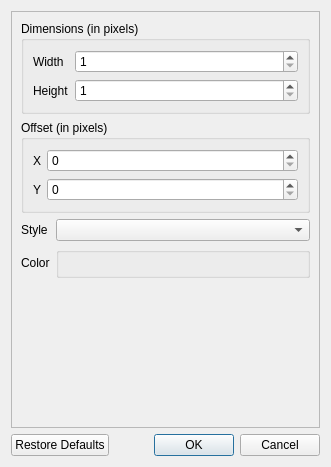
Old version of the form forms/gridsettingsdialog.ui in the repository huderlem/porymap.
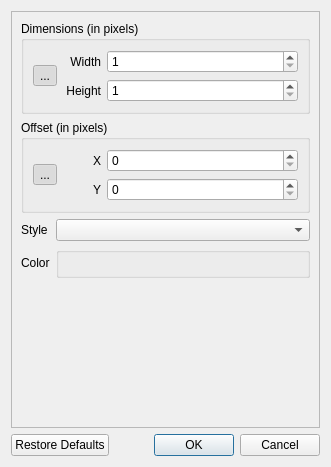
New version of the form. Icons and pictures are not drawn. Custom widgets are drawn as their Qt base class.

Commit message: Add linking buttons to grid settings

The edit to the form file:
```diff
--- a/forms/gridsettingsdialog.ui
+++ b/forms/gridsettingsdialog.ui
@@ -86,35 +86,65 @@
          <property name="title">
           <string>Dimensions (in pixels)</string>
          </property>
-         <layout class="QFormLayout" name="formLayout">
-          <item row="0" column="0">
-           <widget class="QLabel" name="label_Width">
+         <layout class="QGridLayout" name="gridLayout_2" columnstretch="1,1,5">
+          <item row="0" column="0" rowspan="2">
+           <widget class="QToolButton" name="button_LinkDimensions">
             <property name="text">
-             <string>Width</string>
+             <string>...</string>
             </property>
+            <property name="icon">
+             <iconset resource="../resources/images.qrc">
+              <normaloff>:/icons/link_broken.ico</normaloff>
+              <normalon>:/icons/link.ico</normalon>:/icons/link_broken.ico</iconset>
+            </property>
+            <property name="checkable">
+             <bool>true</bool>
+            </property>
+            <property name="checked">
+             <bool>true</bool>
+            </property>
+            <property name="popupMode">
+             <enum>QToolButton::ToolButtonPopupMode::InstantPopup</enum>
+            </property>
+            <property name="autoRaise">
+             <bool>true</bool>
+            </property>
            </widget>
           </item>
-          <item row="1" column="0">
+          <item row="1" column="2">
+           <widget class="NoScrollSpinBox" name="spinBox_Height">
+            <property name="minimum">
+             <number>1</number>
+            </property>
+           </widget>
+          </item>
+          <item row="1" column="1">
            <widget class="QLabel" name="label_Height">
             <property name="text">
              <string>Height</string>
             </property>
+            <property name="alignment">
+             <set>Qt::AlignmentFlag::AlignRight|Qt::AlignmentFlag::AlignTrailing|Qt::AlignmentFlag::AlignVCenter</set>
+            </property>
            </widget>
           </item>
           <item row="0" column="1">
+           <widget class="QLabel" name="label_Width">
+            <property name="text">
+             <string>Width</string>
+            </property>
+            <property name="alignment">
+             <set>Qt::AlignmentFlag::AlignRight|Qt::AlignmentFlag::AlignTrailing|Qt::AlignmentFlag::AlignVCenter</set>
+            </property>
+           </widget>
+          </item>
+          <item row="0" column="2">
            <widget class="NoScrollSpinBox" name="spinBox_Width">
             <property name="minimum">
              <number>1</number>
             </property>
            </widget>
           </item>
-          <item row="1" column="1">
-           <widget class="NoScrollSpinBox" name="spinBox_Height">
-            <property name="minimum">
-             <number>1</number>
-            </property>
-           </widget>
-          </item>
          </layout>
         </widget>
        </item>
@@ -123,27 +153,57 @@
          <property name="title">
           <string>Offset (in pixels)</string>
          </property>
-         <layout class="QFormLayout" name="formLayout_2">
-          <item row="0" column="0">
-           <widget class="QLabel" name="label_X">
-            <property name="text">
-             <string>X</string>
-            </property>
-           </widget>
-          </item>
-          <item row="1" column="0">
+         <layout class="QGridLayout" name="gridLayout_3" columnstretch="1,1,5">
+          <item row="1" column="1">
            <widget class="QLabel" name="label_Y">
             <property name="text">
              <string>Y</string>
             </property>
+            <property name="alignment">
+             <set>Qt::AlignmentFlag::AlignRight|Qt::AlignmentFlag::AlignTrailing|Qt::AlignmentFlag::AlignVCenter</set>
+            </property>
            </widget>
           </item>
           <item row="0" column="1">
-           <widget class="NoScrollSpinBox" name="spinBox_X"/>
+           <widget class="QLabel" name="label_X">
+            <property name="text">
+             <string>X</string>
+            </property>
+            <property name="alignment">
+             <set>Qt::AlignmentFlag::AlignRight|Qt::AlignmentFlag::AlignTrailing|Qt::AlignmentFlag::AlignVCenter</set>
+            </property>
+           </widget>
           </item>
-          <item row="1" column="1">
+          <item row="1" column="2">
            <widget class="NoScrollSpinBox" name="spinBox_Y"/>
           </item>
+          <item row="0" column="2">
+           <widget class="NoScrollSpinBox" name="spinBox_X"/>
+          </item>
+          <item row="0" column="0" rowspan="2">
+           <widget class="QToolButton" name="button_LinkOffsets">
+            <property name="text">
+             <string>...</string>
+            </property>
+            <property name="icon">
+             <iconset resource="../resources/images.qrc">
+              <normaloff>:/icons/link_broken.ico</normaloff>
+              <normalon>:/icons/link.ico</normalon>:/icons/link_broken.ico</iconset>
+            </property>
+            <property name="checkable">
+             <bool>true</bool>
+            </property>
+            <property name="checked">
+             <bool>true</bool>
+            </property>
+            <property name="popupMode">
+             <enum>QToolButton::ToolButtonPopupMode::InstantPopup</enum>
+            </property>
+            <property name="autoRaise">
+             <bool>true</bool>
+            </property>
+           </widget>
+          </item>
          </layout>
         </widget>
        </item>
```
Left out of the diff: 4 changed lines with no effect on the pictures. The commit also changes 5 other files.
